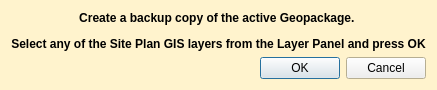
PCA-Geodata/PCA_Geomax_Survey_Processing_QGIS_Plugin, file PCA_Geomax_Survey_Processing/pca_geomax_backup_geopackage_dialog_base.ui: the form before one commit.
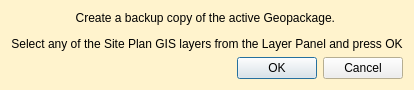
The form after the commit.

Patch:
```diff
--- a/PCA_Geomax_Survey_Processing/pca_geomax_backup_geopackage_dialog_base.ui
+++ b/PCA_Geomax_Survey_Processing/pca_geomax_backup_geopackage_dialog_base.ui
@@ -9,7 +9,7 @@
    <rect>
     <x>0</x>
     <y>0</y>
-    <width>423</width>
+    <width>491</width>
     <height>123</height>
    </rect>
   </property>
@@ -87,7 +87,7 @@
    <item row="0" column="0" colspan="2">
     <widget class="QLabel" name="label">
      <property name="text">
-      <string>&lt;html&gt;&lt;head/&gt;&lt;body&gt;&lt;p align=&quot;center&quot;&gt;&lt;span style=&quot; font-weight:600;&quot;&gt;Create a backup copy of the active Geopackage. &lt;/span&gt;&lt;/p&gt;&lt;p align=&quot;center&quot;&gt;&lt;span style=&quot; font-weight:600;&quot;&gt;Select any of the Site Plan GIS layers from the Layer Panel and press OK&lt;/span&gt;&lt;/p&gt;&lt;/body&gt;&lt;/html&gt;</string>
+      <string>&lt;html&gt;&lt;head/&gt;&lt;body&gt;&lt;p align=&quot;center&quot;&gt;Create a backup copy of the active Geopackage. &lt;/p&gt;&lt;p align=&quot;center&quot;&gt;Select any of the Site Plan GIS layers from the Layer Panel and press OK&lt;/p&gt;&lt;/body&gt;&lt;/html&gt;</string>
      </property>
     </widget>
    </item>
```
